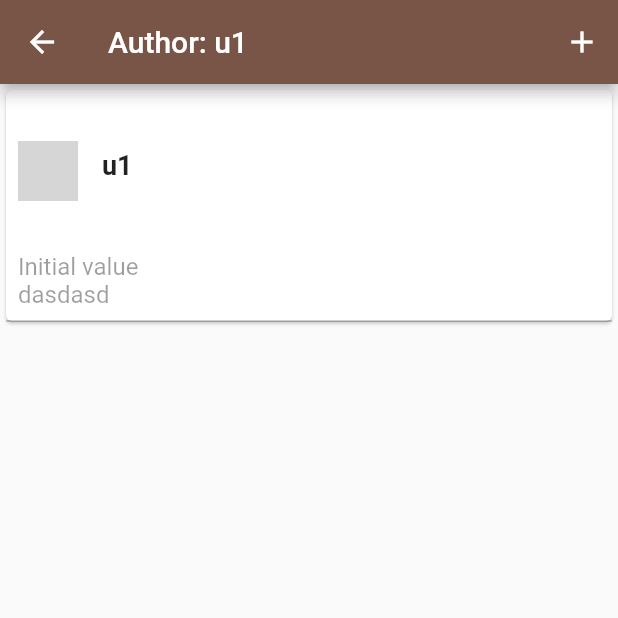
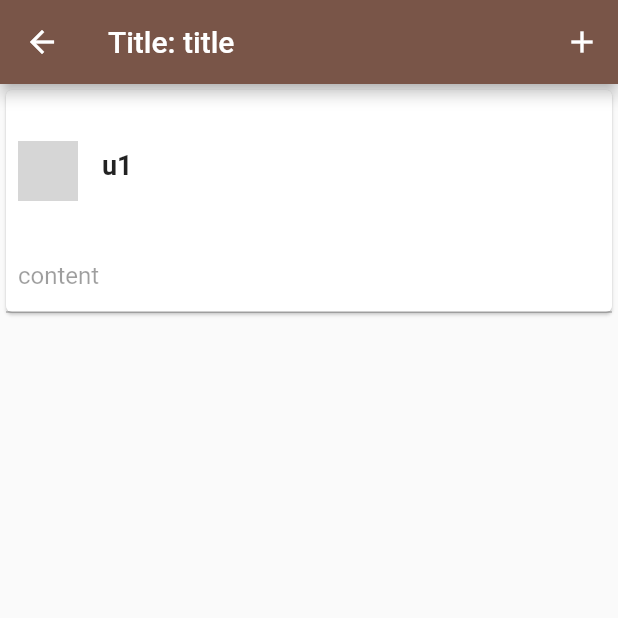
Before and after one commit to cty123/Purdue-Community-App, a Flutter app: the PostListPage screen opened directly, after a tap on the "control point" icon, after a tap on "u1", on a phone screen of 412 x 824 dp, the top half of it. Run offline on Flutter 3.47's test engine with Material 2 defaults, Android fonts, the phone set to English and light mode, and no system bars; our stand-ins replace shared_preferences; missing offline and left inert: loadmore; accounts and stored records are empty; network calls fail; Roboto replaces fonts that are missing (RobotoMono); grey boxes are pictures that could not be loaded.

Commit message:
Post view and post detail works with each other

```diff
--- a/lib/models/post.dart
+++ b/lib/models/post.dart
@@ -8,6 +8,7 @@ class Post {
   List<String> image_urls;
   User user;
   List<Comment> comments;
+  String postDate;
 
-  Post(this.title, this.content, this.avatar_url, this.image_urls, this.user, this.comments);
+  Post(this.title, this.content, this.avatar_url, this.image_urls, this.user, this.comments, this.postDate);
 }
--- /dev/null
+++ b/lib/screens/post_detail_page/index.dart
@@ -0,0 +1,111 @@
+import 'package:flutter/material.dart';
+import 'package:hello_world/models/post.dart';
+import 'package:hello_world/screens/posteditpage.dart';
+import 'package:hello_world/screens/postcommentpage.dart';
+import 'package:hello_world/screens/viewcommentpage.dart';
+import 'package:hello_world/components/popmenuitem.dart';
+import 'dart:convert';
+
+class PostDetail extends StatefulWidget {
+  final Post post;
+
+  final List<PopMenuItem> _pop_options = [
+    new PopMenuItem(Icon(Icons.add), 'Add Comment'),
+    new PopMenuItem(Icon(Icons.edit), 'Edit'),
+    new PopMenuItem(Icon(Icons.comment), 'View Comments')
+  ];
+
+  PostDetail(this.post);
+
+  _PostDetail createState() => _PostDetail();
+}
+
+class _PostDetail extends State<PostDetail> {
+  TextEditingController _controller = new TextEditingController();
+
+  @override
+  void initState() {
+    super.initState();
+    _controller = new TextEditingController(text: '${widget.post.content}');
+  }
+
+  // Control menu action
+  void _menu_action(PopMenuItem item) {
+    switch (item.text) {
+      case 'Add Comment':
+        Navigator.of(context).push(new MaterialPageRoute(
+            builder: (ctx) => new PostCommentPage(widget.post)));
+        break;
+      case 'Edit':
+        Navigator.of(context).push(new MaterialPageRoute(
+            builder: (ctx) => new PostEditPage(widget.post)));
+        break;
+      case 'View Comments':
+        Navigator.of(context).push(new MaterialPageRoute(
+            builder: (ctx) => new CommentPage(widget.post)));
+        break;
+    }
+  }
+
+  @override
+  Widget build(BuildContext context) {
+    return Scaffold(
+        appBar: new AppBar(
+            title: Row(
+              children: <Widget>[
+                new Text('Title: ${widget.post.title}'),
+              ],
+            ),
+            actions: <Widget>[
+              new PopupMenuButton<PopMenuItem>(
+                  icon: Icon(Icons.add), // overflow menu
+                  onSelected: _menu_action,
+                  itemBuilder: (BuildContext context) {
+                    return widget._pop_options.map((PopMenuItem item) {
+                      return PopupMenuItem<PopMenuItem>(
+                        child: item,
+                        value: item,
+                      );
+                    }).toList();
+                  }),
+            ]),
+        body: new ListView(children: <Widget>[
+          new Card(
+            child: Column(
+              children: <Widget>[
+                new Container(
+                    height: 100,
+                    child: Row(
+                      children: <Widget>[
+                        Container(
+                            padding: EdgeInsets.only(left: 8.0, top: 8.0),
+                            child: CircleAvatar(
+                              backgroundImage: NetworkImage(
+                                  'https://raw.githubusercontent.com/flutter/website/master/src/_includes/code/layout/lakes/images/lake.jpg'),
+                            )),
+                        Container(
+                            padding: EdgeInsets.only(left: 16.0),
+                            child: Text(
+                              '${widget.post.user.username}',
+                              style: TextStyle(
+                                  fontSize: 18.0,
+                                  fontFamily: 'RobotoMono',
+                                  fontWeight: FontWeight.bold),
+                            ))
+                      ],
+                    )),
+                new TextField(
+                  controller: _controller,
+                  decoration: new InputDecoration(
+                      hintText: 'Enter Comment',
+                      contentPadding: const EdgeInsets.all(8.0)),
+                  keyboardType: TextInputType.multiline,
+                  maxLines: null,
+                  enabled: false,
+                ),
+              ],
+            ),
+          )
+        ]));
+  }
+}
--- a/lib/components/postItem.dart
+++ b/lib/screens/post_page/components/postItem.dart
@@ -1,6 +1,6 @@
 import 'package:flutter/material.dart';
 import 'package:hello_world/models/post.dart';
-import 'package:hello_world/screens/postdetail.dart';
+import 'package:hello_world/screens/post_detail_page/index.dart';
 
 class PostItem extends StatelessWidget {
   final Post post;
@@ -54,9 +54,20 @@ class PostItem extends StatelessWidget {
                       '${post.title}',
                       maxLines: 5,
                       style: TextStyle(
+                          fontSize: 18.0,
+                          fontFamily: 'RobotoMono',
+                          fontWeight: FontWeight.w600),
+                    ),
+                  ),
+                  Container(
+                    padding: EdgeInsets.only(top: 8.0, left: 8.0, right: 8.0),
+                    child: Text(
+                      '${post.content}',
+                      maxLines: 5,
+                      style: TextStyle(
                           fontSize: 16.0,
                           fontFamily: 'RobotoMono',
-                          fontWeight: FontWeight.w600),
+                      ),
                     ),
                   ),
                   Container(
@@ -64,7 +75,7 @@ class PostItem extends StatelessWidget {
                       child: Align(
                           alignment: Alignment.centerRight,
                           child: Text(
-                            "Nov.21 2018",
+                            '${post.postDate}',
                             style: TextStyle(
                                 fontSize: 12.0, fontStyle: FontStyle.italic),
                           ))),
--- a/lib/screens/post_page/index.dart
+++ b/lib/screens/post_page/index.dart
@@ -1,5 +1,5 @@
 import 'package:flutter/material.dart';
-import 'package:hello_world/components/postItem.dart';
+import 'package:hello_world/screens/post_page/components/postItem.dart';
 import 'package:hello_world/models/post.dart';
 import 'package:hello_world/models/user.dart';
 import 'package:hello_world/models/comment.dart';
@@ -21,6 +21,7 @@ class _PostListPage extends State<PostListPage>{
   void initState() {
     super.initState();
 
+    // Initialize the isFinished flag
     isFinished = false;
   }
 
@@ -30,7 +31,7 @@ class _PostListPage extends State<PostListPage>{
 
     Comment c1 = new Comment(u1, 'Comments');
 
-    Post p = new Post('title', 'content', 'avatar_url', ['url1'], u1, [c1]);
+    Post p = new Post('title', 'content', 'avatar_url', ['url1'], u1, [c1], "temp");
 
     if (this.mounted){
       setState(() {
@@ -49,7 +50,8 @@ class _PostListPage extends State<PostListPage>{
 
       if (this.mounted){
         setState(() {
-          _posts = _newPosts;
+          _posts = new List();
+          _posts.addAll(_newPosts.reversed);
         });
       }
 
@@ -76,7 +78,7 @@ class _PostListPage extends State<PostListPage>{
       // Setstate
       if (this.mounted){
         setState(() {
-          _posts.addAll(_newPosts);
+          _posts.addAll(_newPosts.reversed);
         });
       }
     }catch(e) {
--- a/lib/screens/postdetail.dart
+++ /dev/null
@@ -1,126 +0,0 @@
-import 'package:flutter/material.dart';
-import 'package:hello_world/models/post.dart';
-import 'package:hello_world/screens/posteditpage.dart';
-import 'package:hello_world/screens/postcommentpage.dart';
-import 'package:hello_world/screens/viewcommentpage.dart';
-import 'package:hello_world/components/popmenuitem.dart';
-import 'dart:convert';
-
-class PostDetail extends StatefulWidget {
-  final Post post;
-
-  final List<PopMenuItem> _pop_options = [
-    new PopMenuItem(Icon(Icons.add), 'Add Comment'),
-    new PopMenuItem(Icon(Icons.edit), 'Edit'),
-    new PopMenuItem(Icon(Icons.comment), 'View Comments')
-  ];
-
-  PostDetail(this.post);
-
-  _PostDetail createState() => _PostDetail();
-}
-
-class _PostDetail extends State<PostDetail> {
-
-  TextEditingController _controller = new TextEditingController();
-
-  @override
-  void initState() {
-    super.initState();
-    _controller = new TextEditingController(text: 'Initial value\ndasdasd');
-  }
-
-  // Control menu action
-  void _menu_action(PopMenuItem item) {
-    switch(item.text) {
-      case 'Add Comment':
-        Navigator.of(context).push(
-          new MaterialPageRoute(
-            builder: (ctx) => new PostCommentPage(widget.post)
-          )
-        );
-        break;
-      case 'Edit':
-        Navigator.of(context).push(
-          new MaterialPageRoute(
-            builder: (ctx) => new PostEditPage(widget.post)
-          )
-        );
-        break;
-      case 'View Comments':
-        Navigator.of(context).push(
-          new MaterialPageRoute(
-            builder: (ctx) => new CommentPage(widget.post)
-          )
-        );
-        break;
-    }
-  }
-
-  @override
-  Widget build(BuildContext context) {
-
-    return Scaffold(
-      appBar: new AppBar(
-        title: Row(children: <Widget>[
-          new Text('Author: ${widget.post.user.username}'),
-        ],),
-        actions: <Widget>[
-          new PopupMenuButton<PopMenuItem>(
-              icon: Icon(Icons.add), // overflow menu
-              onSelected: _menu_action,
-              itemBuilder: (BuildContext context) {
-                return widget._pop_options.map((PopMenuItem item) {
-                  return PopupMenuItem<PopMenuItem>(
-                    child: item,
-                    value: item,
-                  );
-                }).toList();
-              }
-            ),
-        ]
-      ),
-
-      body: new ListView(
-        children: <Widget>[
-          new Card(
-            child: Column(
-              children: <Widget>[
-                new Container(
-                  height: 100,
-                  child: Row(
-                    children: <Widget>[
-                      Container(
-                          padding: EdgeInsets.only(left: 8.0, top: 8.0),
-                          child: CircleAvatar(
-                            backgroundImage: NetworkImage(
-                                'https://raw.githubusercontent.com/flutter/website/master/src/_includes/code/layout/lakes/images/lake.jpg'),
-                          )),
-                      Container(
-                          padding: EdgeInsets.only(left: 16.0),
-                          child: Text(
-                            '${widget.post.user.username}',
-                            style: TextStyle(
-                                fontSize: 18.0,
-                                fontFamily: 'RobotoMono',
-                                fontWeight: FontWeight.bold),
-                          ))
-                    ],
-                  )
-                ),
-                new TextField(controller: _controller,
-                  decoration: new InputDecoration(hintText: 'Enter Comment',
-                    contentPadding: const EdgeInsets.all(8.0)
-                  ),
-                  keyboardType: TextInputType.multiline,
-                  maxLines: null,
-                  enabled: false,
-                ),
-              ],
-            ),
-          )
-        ]
-      )
-    );
-  }
-}
--- a/pubspec.yaml
+++ b/pubspec.yaml
@@ -26,6 +26,8 @@ dependencies:
   shared_preferences: ^0.4.3
 
   http: ^0.12.0
+
+  intl: ^0.15.7
 dev_dependencies:
   flutter_test:
     sdk: flutter
```
Also changed, not shown: lib/utils/post_utils.dart (+25 -10 lines).
